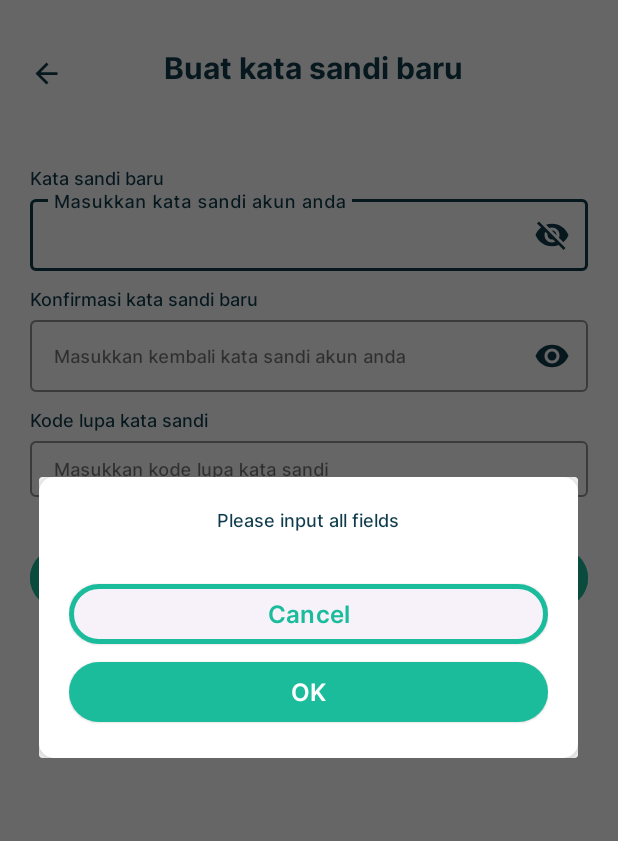
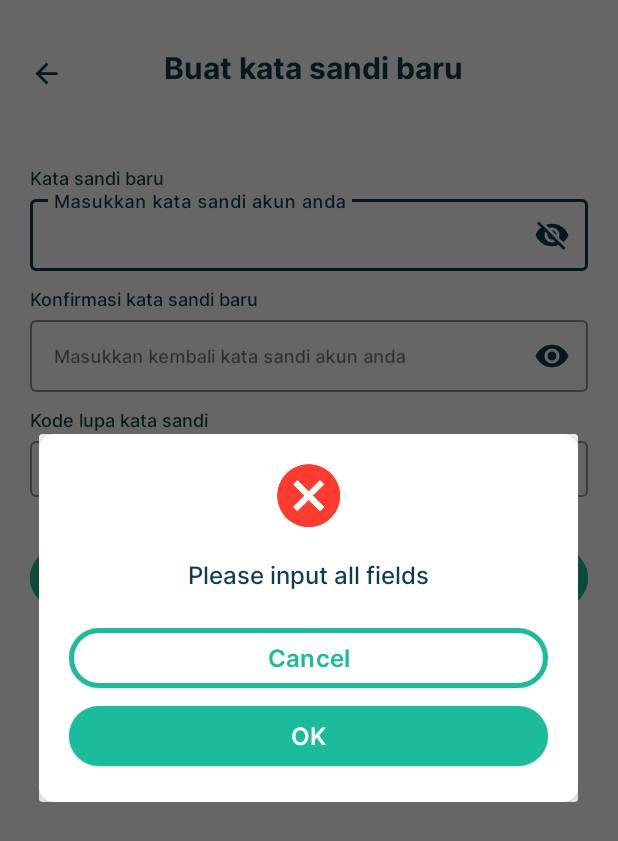
Before and after one commit to Mobile-SRLQS/Frontend-SRLQS, an Android app: the CreateNewPasswordActivity screen opened directly, with no data from a screen before it, after a tap on "Simpan Perubahan", on a phone screen of 412 x 824 dp. Shown: the top 841 px of the screen. Run offline under Robolectric (Android 15) with nearby library versions, the phone set to English and light mode, and no system bars; 4 statements that could not run were skipped; 1 other tap on this screen came first.

```diff
--- a/app/src/main/AndroidManifest.xml
+++ b/app/src/main/AndroidManifest.xml
@@ -3,11 +3,11 @@
     xmlns:tools="http://schemas.android.com/tools">
 
     <uses-permission android:name="android.permission.INTERNET" />
-
     <uses-permission android:name="android.permission.POST_NOTIFICATIONS" />
     <uses-permission android:name="android.permission.SCHEDULE_EXACT_ALARM" />
     <uses-permission android:name="android.permission.USE_EXACT_ALARM" />
     <uses-permission android:name="android.permission.RECEIVE_BOOT_COMPLETED" />
+
     <application
         android:allowBackup="true"
         android:dataExtractionRules="@xml/data_extraction_rules"
@@ -19,7 +19,9 @@
         android:supportsRtl="true"
         android:theme="@style/Theme.Srolqs"
         tools:targetApi="31">
-
+        <activity
+            android:name=".ui.home.dosen.WebViewActivity"
+            android:exported="false" />
         <activity
             android:name=".ui.kuesioner.result.ChartActivity"
             android:exported="false" />
--- a/app/src/main/java/com/dl2lab/srolqs/ui/customview/CustomDialog.kt
+++ b/app/src/main/java/com/dl2lab/srolqs/ui/customview/CustomDialog.kt
@@ -6,7 +6,9 @@ import android.util.Log
 import android.view.LayoutInflater
 import android.view.View
 import android.widget.Button
+import android.widget.ImageView
 import android.widget.TextView
+import androidx.core.content.ContextCompat
 import com.dl2lab.srolqs.R
 
 fun Context.showCustomAlertDialog(
@@ -15,9 +17,14 @@ fun Context.showCustomAlertDialog(
     positiveButtonText: String,
     negativeButtonText: String,
     onPositiveButtonClick: () -> Unit,
-    onNegativeButtonClick: () -> Unit
+    onNegativeButtonClick: () -> Unit,
+    showIcon: Boolean=true,
+    error: Boolean=true,
 ) {
     val dialogView = LayoutInflater.from(this).inflate(R.layout.custom_dialog, null)
+    dialogView.background = ContextCompat.getDrawable(this, R.drawable.rounded_dialog_background)
+
+    val dialogIcon= dialogView.findViewById<ImageView>(R.id.dialog_icon)
     val dialogTitle = dialogView.findViewById<TextView>(R.id.dialog_title)
     val dialogSubtitle = dialogView.findViewById<TextView>(R.id.dialog_subtitle)
     val positiveButton = dialogView.findViewById<Button>(R.id.dialog_positive_button)
@@ -36,6 +43,16 @@ fun Context.showCustomAlertDialog(
 
     positiveButton.text = positiveButtonText
 
+    if(error){
+        dialogIcon.setBackgroundResource(R.drawable.ic_error_icon)
+    } else{
+        dialogView.setBackgroundResource(R.drawable.ic_success_icon)
+    }
+    if(showIcon){
+        dialogIcon.visibility = View.VISIBLE
+    } else{
+        dialogIcon.visibility = View.GONE
+    }
 
     val dialog = dialogBuilder.create()
 
--- a/app/src/main/java/com/dl2lab/srolqs/ui/home/home/HomeFragment.kt
+++ b/app/src/main/java/com/dl2lab/srolqs/ui/home/home/HomeFragment.kt
@@ -65,13 +65,13 @@ class HomeFragment : Fragment(), OnClassItemClickListener,
     }
 
     private fun checkUserSession() {
-
         viewModel.getSession().observe(viewLifecycleOwner, Observer { userModel ->
             if (userModel.token != null) {
                 if (JwtUtils.isTokenExpired(userModel.token)) {
                     viewModel.logout()
                     startActivity(Intent(requireActivity(), WelcomeActivity::class.java))
                     requireActivity().finish()
+                    if (!requireActivity().isFinishing && !requireActivity().isDestroyed) {
                         requireContext().showCustomAlertDialog(
                             "",
                             "Session Expired. Please login again!",
@@ -80,6 +80,7 @@ class HomeFragment : Fragment(), OnClassItemClickListener,
                             {},
                             {},
                         )
+                    }
                 }
             } else {
                 startActivity(Intent(requireActivity(), WelcomeActivity::class.java))
--- /dev/null
+++ b/app/src/main/res/drawable/rounded_dialog_background.xml
@@ -0,0 +1,5 @@
+<shape xmlns:android="http://schemas.android.com/apk/res/android"
+    android:shape="rectangle">
+    <corners android:radius="10dp" /> <!-- Adjust the radius as needed -->
+    <solid android:color="@android:color/white" /> <!-- Set the desired background color -->
+</shape>
--- a/app/src/main/res/layout/activity_main.xml
+++ b/app/src/main/res/layout/activity_main.xml
@@ -4,6 +4,11 @@
     android:id="@+id/container"
     android:layout_width="match_parent"
     android:layout_height="match_parent">
+    <WebView
+        android:id="@+id/webView"
+        android:layout_width="match_parent"
+        android:layout_height="match_parent"
+        android:visibility="gone" />
 
     <com.google.android.material.bottomnavigation.BottomNavigationView
         android:id="@+id/nav_view"
--- a/app/src/main/res/layout/custom_dialog.xml
+++ b/app/src/main/res/layout/custom_dialog.xml
@@ -2,12 +2,20 @@
 <LinearLayout xmlns:android="http://schemas.android.com/apk/res/android"
     android:layout_width="match_parent"
     android:layout_height="wrap_content"
-    android:background="@drawable/rounded_corner_card"
+    android:layout_margin="20dp"
+    android:background="@drawable/rounded_dialog_background"
     android:backgroundTint="@color/white"
     android:elevation="8dp"
-    android:layout_margin="20dp"
     android:orientation="vertical"
     android:padding="20dp">
+
+    <ImageView
+        android:id="@+id/dialog_icon"
+        android:layout_width="42dp"
+        android:layout_height="42dp"
+        android:layout_gravity="center"
+        android:layout_marginBottom="20dp"
+        android:gravity="center" />
 
     <TextView
         android:id="@+id/dialog_title"
@@ -15,9 +23,10 @@
         android:layout_width="wrap_content"
         android:layout_height="wrap_content"
         android:layout_gravity="center"
+        android:layout_marginBottom="20dp"
         android:gravity="center"
-        android:text="Apakah Anda yakin ingin keluar?"
-        />
+        android:text="Apakah Anda yakin ingin keluar?" />
+
     <TextView
         android:id="@+id/dialog_subtitle"
         style="@style/B1"
@@ -26,23 +35,25 @@
         android:layout_gravity="center"
         android:gravity="center"
         android:text="Apakah Anda yakin ingin keluar?"
-       />
+        android:textSize="16sp" />
 
     <LinearLayout
         android:layout_width="match_parent"
         android:layout_height="wrap_content"
+        android:layout_marginTop="20dp"
         android:gravity="center"
         android:orientation="vertical">
+
         <Button
             android:id="@+id/dialog_negative_button"
             style="@style/OutlinedButtonLightGreen"
             android:layout_width="match_parent"
             android:layout_height="wrap_content"
-            android:layout_marginTop="30dp"
 
             android:text="test"
 
             />
+
         <Button
             android:id="@+id/dialog_positive_button"
             style="@style/BasicButtonLightGreen"
@@ -50,9 +61,7 @@
             android:layout_height="wrap_content"
             android:layout_marginTop="4dp"
 
-            android:text="Logout"
-          />
-
+            android:text="Logout" />
 
 
     </LinearLayout>
--- a/app/src/main/res/values/styles.xml
+++ b/app/src/main/res/values/styles.xml
@@ -43,6 +43,7 @@
     <style name="BasicButtonLightGreen" parent="Widget.Material3.Button.ElevatedButton">
         <item name="backgroundTint">@color/light_green</item>
         <item name="android:textColor">@color/white</item>
+
         <item name="android:fontFamily">@font/inter_semibold</item>
         <item name="android:textSize">16sp</item>
     </style>
@@ -50,6 +51,8 @@
     <style name="OutlinedButtonDarkGreen" parent="Widget.Material3.Button.ElevatedButton">
         <item name="strokeColor">@color/dark_green</item>
         <item name="strokeWidth">3dp</item>
+        <item name="backgroundTint">@color/white</item>
+
         <item name="android:textColor">@color/dark_green</item>
         <item name="android:fontFamily">@font/inter_semibold</item>
         <item name="android:textSize">16sp</item>
@@ -57,6 +60,7 @@
 
     <style name="OutlinedButtonLightGreen" parent="Widget.Material3.Button.ElevatedButton">
         <item name="strokeColor">@color/light_green</item>
+        <item name="backgroundTint">@color/white</item>
         <item name="strokeWidth">3dp</item>
         <item name="android:textColor">@color/light_green</item>
         <item name="android:fontFamily">@font/inter_semibold</item>
```
Also changed, not shown: app/src/main/java/com/dl2lab/srolqs/ui/home/dosen/WebViewActivity.kt (added, +83 -0 lines), app/src/main/java/com/dl2lab/srolqs/ui/home/main/MainActivity.kt (+35 -17 lines), app/src/main/java/com/dl2lab/srolqs/ui/home/welcome/WelcomeActivity.kt (+11 -22 lines), app/src/main/res/drawable/rounded_alert.xml (added, +7 -0 lines), app/src/main/res/layout/activity_web_view.xml (added, +13 -0 lines), app/src/main/res/drawable/ic_error_icon.png (added), app/src/main/res/drawable/ic_success_icon.png (added). Lines whose indentation alone changed are shown as unchanged.
